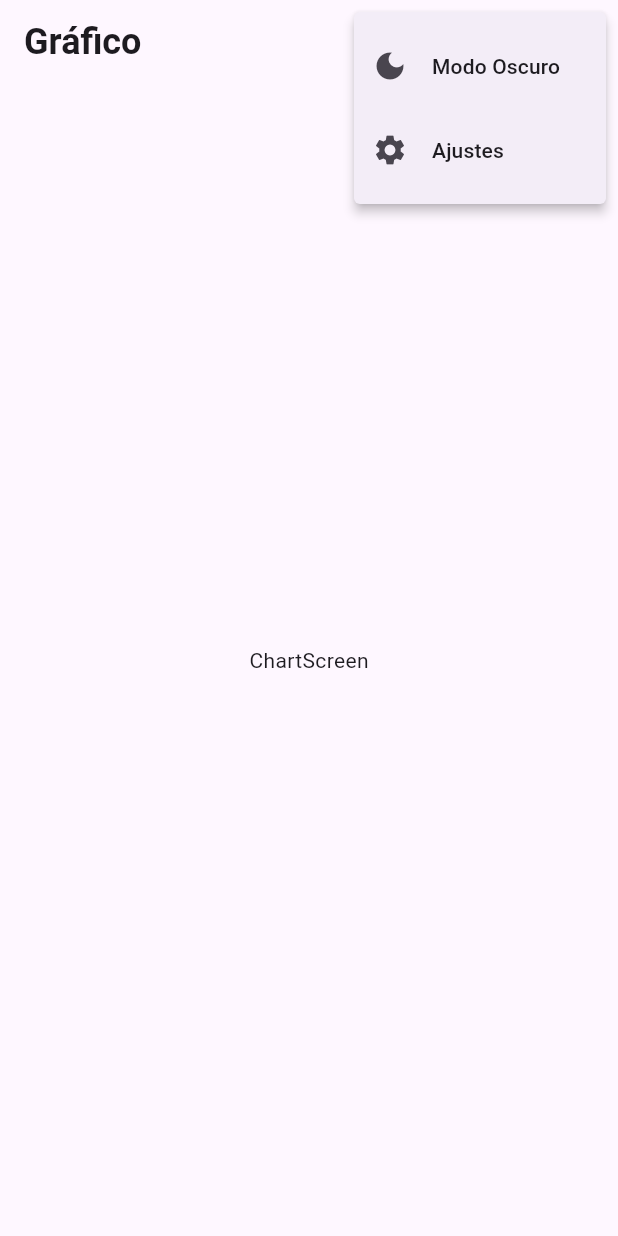
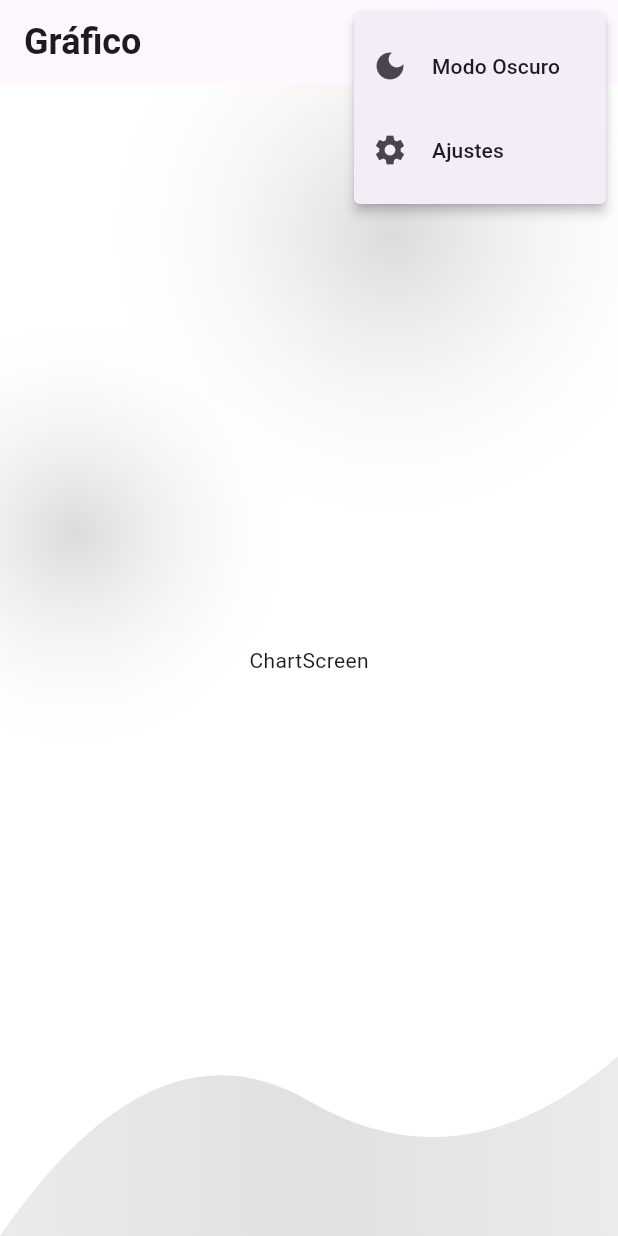
Before and after one commit to Ipeross/Examen_Moviles_Feast_Fit_IPO, a Flutter app: the ChartScreen screen opened directly, after a tap on the "more vert" icon, on a phone screen of 412 x 824 dp. Run offline on Flutter 3.47's test engine with Material 3 defaults, Android fonts, the phone set to English and light mode, and no system bars.

Commit message:
BackgroundContainerWidget for better presentation in the main screens. Need to change some things for it to look better

```diff
--- a/lib/screens/chart_screen.dart
+++ b/lib/screens/chart_screen.dart
@@ -9,8 +9,10 @@ class ChartScreen extends StatelessWidget {
   Widget build(BuildContext context) {
     return const Scaffold(
       appBar: CustomAppBar2(title: 'Gráfico'),
-      body: Center(
-         child: Text('ChartScreen'),
+      body: BackgroundContainer(
+        child: Center(
+           child: Text('ChartScreen'),
+        ),
       ),
     );
   }
--- a/lib/screens/food_screen.dart
+++ b/lib/screens/food_screen.dart
@@ -1,4 +1,4 @@
-import 'package:feast_fit/widgets/custom_appbar_2_elements.dart';
+import 'package:feast_fit/widgets/widgets.dart';
 import 'package:flutter/material.dart';
 
 class FoodScreen extends StatelessWidget {
@@ -9,8 +9,10 @@ class FoodScreen extends StatelessWidget {
   Widget build(BuildContext context) {
     return const Scaffold(
       appBar: CustomAppBar2(title: 'Dieta'),
-      body: Center(
-         child: Text('FoodScreen'),
+      body: BackgroundContainer(
+        child: Center(
+           child: Text('FoodScreen'),
+        ),
       ),
     );
   }
--- a/lib/screens/home_screen.dart
+++ b/lib/screens/home_screen.dart
@@ -10,7 +10,8 @@ class HomeScreen extends StatelessWidget {
       appBar: const CustomAppBar2(
         title: 'Bienvenido a FeastFit',
       ),
-      body: Padding(
+      body: BackgroundContainer(
+        child: Padding(
           padding: const EdgeInsets.all(16.0),
           child: Column(
             crossAxisAlignment: CrossAxisAlignment.start,
@@ -33,6 +34,7 @@ class HomeScreen extends StatelessWidget {
                 ),
               ),
             ],
+          ),
         ),
       ),
     );
--- /dev/null
+++ b/lib/widgets/background_container_widget.dart
@@ -0,0 +1,162 @@
+import 'package:flutter/material.dart';
+
+class BackgroundContainer extends StatelessWidget {
+  final Widget child;
+  final EdgeInsets padding;
+  final bool useGradient;
+
+  const BackgroundContainer({
+    Key? key,
+    required this.child,
+    this.padding = const EdgeInsets.all(16.0),
+    this.useGradient = true,
+  }) : super(key: key);
+
+  @override
+  Widget build(BuildContext context) {
+    final isDarkMode = Theme.of(context).brightness == Brightness.dark;
+
+    return Container(
+      width: double.infinity,
+      height: double.infinity,
+      decoration: BoxDecoration(
+        gradient: useGradient
+            ? LinearGradient(
+                begin: Alignment.topCenter,
+                end: Alignment.bottomCenter,
+                colors: isDarkMode
+                    ? [
+                        const Color(0xFF1A1A1A),
+                        const Color(0xFF2D2D2D),
+                      ]
+                    : [
+                        const Color.fromARGB(255, 255, 255, 255),
+                        const Color.fromARGB(255, 255, 255, 255),
+                      ],
+              )
+            : null,
+        color: !useGradient
+            ? (isDarkMode ? const Color(0xFF1A1A1A) : Colors.white)
+            : null,
+      ),
+      child: Stack(
+        children: [
+          Positioned(
+            top: -100,
+            right: -50,
+            child: Transform.rotate(
+              angle: -0.2,
+              child: Container(
+                width: 400,
+                height: 400,
+                decoration: BoxDecoration(
+                  borderRadius: BorderRadius.circular(200),
+                  gradient: RadialGradient(
+                    colors: isDarkMode
+                        ? [
+                            const Color(0xFF3D3D3D).withOpacity(0.7),
+                            const Color(0xFF1A1A1A).withOpacity(0),
+                          ]
+                        : [
+                            const Color(0xFFCCCCCC).withOpacity(0.7),
+                            const Color(0xFFFFF5F5).withOpacity(0.0),
+                          ],
+                  ),
+                ),
+              ),
+            ),
+          ),
+          Positioned(
+            top: 150,
+            left: -100,
+            child: Container(
+              width: 300,
+              height: 300,
+              decoration: BoxDecoration(
+                borderRadius: BorderRadius.circular(150),
+                gradient: RadialGradient(
+                  colors: isDarkMode
+                      ? [
+                          const Color(0xFF3D3D3D).withOpacity(0.5),
+                          const Color(0xFF1A1A1A).withOpacity(0),
+                        ]
+                      : [
+                          const Color(0xFFCCCCCC).withOpacity(0.7),
+                          const Color(0xFFFFF5F5).withOpacity(0.0),
+                        ],
+                ),
+              ),
+            ),
+          ),
+          Positioned(
+            bottom: 0,
+            left: 0,
+            right: 0,
+            child: CustomPaint(
+              painter: CurvePainter(isDarkMode: isDarkMode),
+              size: const Size(double.infinity, 300),
+            ),
+          ),
+          SafeArea(
+            child: Padding(
+              padding: padding,
+              child: child,
+            ),
+          ),
+        ],
+      ),
+    );
+  }
+}
+
+class CurvePainter extends CustomPainter {
+  final bool isDarkMode;
+
+  CurvePainter({required this.isDarkMode});
+
+  @override
+  void paint(Canvas canvas, Size size) {
+    var paint = Paint()
+      ..style = PaintingStyle.fill
+      ..shader = LinearGradient(
+        begin: Alignment.centerLeft,
+        end: Alignment.centerRight,
+        colors: isDarkMode
+            ? [
+                const Color(0xFF3D3D3D).withOpacity(0.4),
+                const Color(0xFF3D3D3D).withOpacity(0.6),
+                const Color(0xFF3D3D3D).withOpacity(0.4),
+              ]
+            : [
+                const Color(0xFFCCCCCC).withOpacity(0.4),
+                const Color(0xFFCCCCCC).withOpacity(0.6),
+                const Color(0xFFCCCCCC).withOpacity(0.4),
+              ],
+      ).createShader(Rect.fromLTWH(0, 0, size.width, size.height));
+
+    var path = Path();
+    path.moveTo(0, size.height);
+
+    path.quadraticBezierTo(
+      size.width * 0.25,
+      size.height * 0.5,
+      size.width * 0.5,
+      size.height * 0.7,
+    );
+
+    path.quadraticBezierTo(
+      size.width * 0.75,
+      size.height * 0.9,
+      size.width,
+      size.height * 0.6,
+    );
+
+    path.lineTo(size.width, size.height);
+    path.lineTo(0, size.height);
+
+    canvas.drawPath(path, paint);
+  }
+
+  @override
+  bool shouldRepaint(covariant CustomPainter oldDelegate) => false;
+}
--- a/lib/widgets/custom_appbar_2_elements.dart
+++ b/lib/widgets/custom_appbar_2_elements.dart
@@ -19,7 +19,7 @@ class CustomAppBar2 extends StatelessWidget implements PreferredSizeWidget {
       automaticallyImplyLeading: false,
       title: Text(
         title,
-        style: TextStyle(fontSize: 24, fontWeight: FontWeight.bold),
+        style: const TextStyle(fontSize: 24, fontWeight: FontWeight.bold),
       ),
       actions: [
         PopupMenuButton<String>(
--- a/lib/widgets/widgets.dart
+++ b/lib/widgets/widgets.dart
@@ -3,3 +3,4 @@ export 'package:feast_fit/widgets/info_section.dart';
 export 'package:feast_fit/widgets/custom_appbar_3_elements.dart';
 export 'package:feast_fit/widgets/custom_appbar_2_elements.dart';
 export 'package:feast_fit/widgets/animated_gradiant_background.dart';
+export 'package:feast_fit/widgets/background_container_widget.dart';
```
Lines whose indentation alone changed are shown as unchanged.
